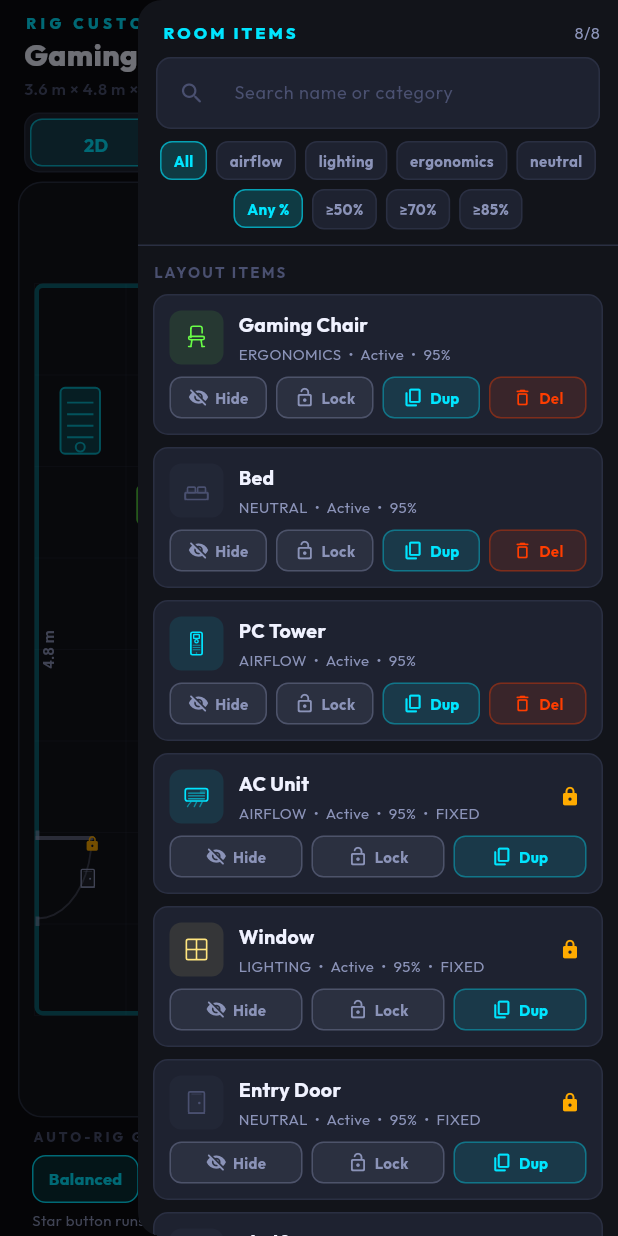
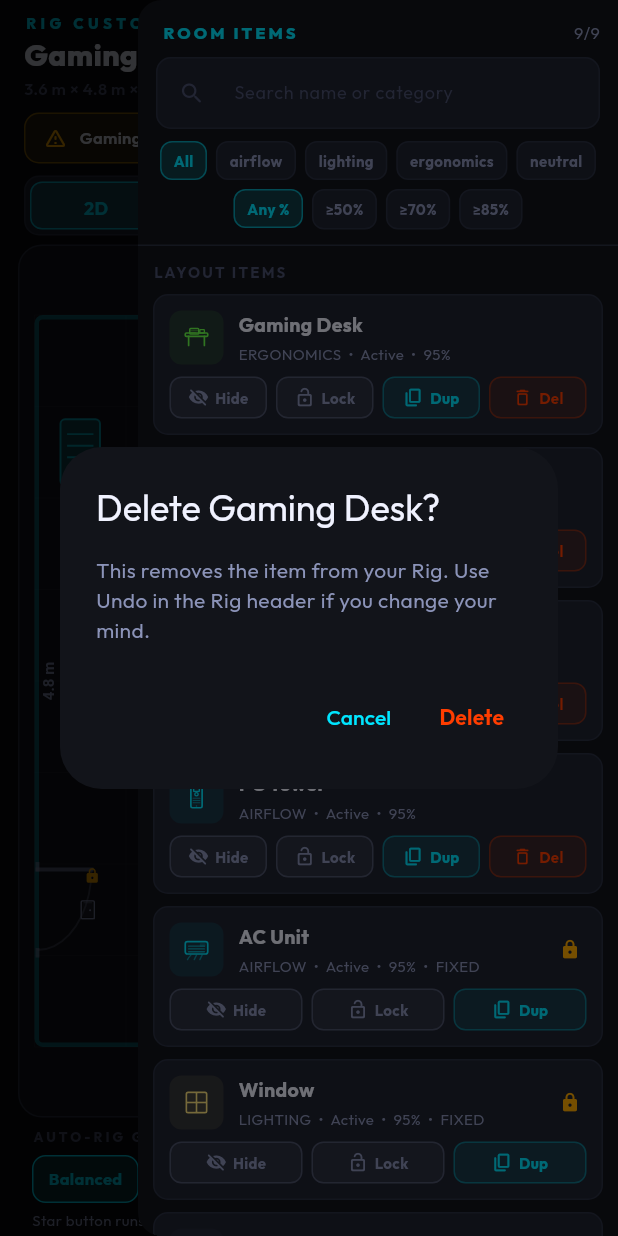
Before and after one commit to yksu0/Room_Rig, a Flutter app: the RigCustomizerScreen screen opened directly, in the side drawer, after a tap on "Del", on a phone screen of 412 x 824 dp. Run offline on Flutter 3.47's test engine with Material 3 defaults, Android fonts, the phone set to English and light mode, and no system bars; our stand-ins replace camera, flutter_svg, google_fonts, share_plus, shared_preferences; missing offline and left inert: tflite_flutter; accounts and stored records are empty.

Commit message:
Confirm create-room, upgrade remove, and Rig item delete.

```diff
--- a/lib/widgets/rig_customizer/rig_room_items_drawer.dart
+++ b/lib/widgets/rig_customizer/rig_room_items_drawer.dart
@@ -7,6 +7,7 @@
 import '../../theme/app_theme.dart';
 import '../empty_state.dart';
 import '../room_icons.dart';
+import '../confirm_dialogs.dart';
 import 'rig_scan_action_button.dart';
 
 Color _categoryColor(String cat) {
@@ -284,7 +285,17 @@
                                       icon: Icons.delete_outline_rounded,
                                       label: 'Del',
                                       color: AppColors.red,
-                                      onTap: () => state.deleteFurniture(item.id),
+                                      onTap: () async {
+                                        final ok = await confirmAction(
+                                          context,
+                                          title: 'Delete ${item.name}?',
+                                          body: 'This removes the item from your Rig. Use Undo in the Rig header if you change your mind.',
+                                          confirmLabel: 'Delete',
+                                          danger: true,
+                                        );
+                                        if (!ok || !context.mounted) return;
+                                        state.deleteFurniture(item.id);
+                                      },
                                     ),
                                   ],
                                 ],
@@ -429,7 +440,17 @@
                                     icon: Icons.delete_outline_rounded,
                                     label: 'Del',
                                     color: AppColors.red,
-                                    onTap: () => onDeleteScanObject(obj),
+                                    onTap: () async {
+                                      final ok = await confirmAction(
+                                        context,
+                                        title: 'Delete ${obj.label}?',
+                                        body: 'You can undo from the snackbar after delete.',
+                                        confirmLabel: 'Delete',
+                                        danger: true,
+                                      );
+                                      if (!ok || !context.mounted) return;
+                                      onDeleteScanObject(obj);
+                                    },
                                   ),
                                 ],
                               ),
```
Also changed, not shown: lib/screens/home_screen.dart (+12 -0 lines), lib/screens/upgrades_screen.dart (+12 -1 lines).
